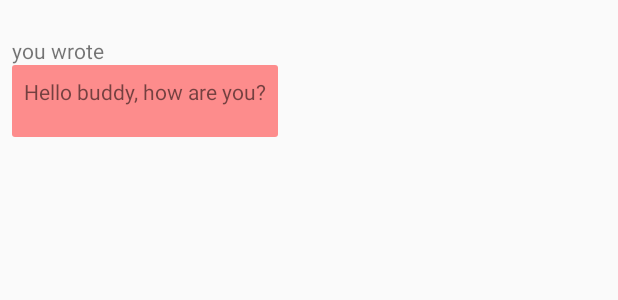
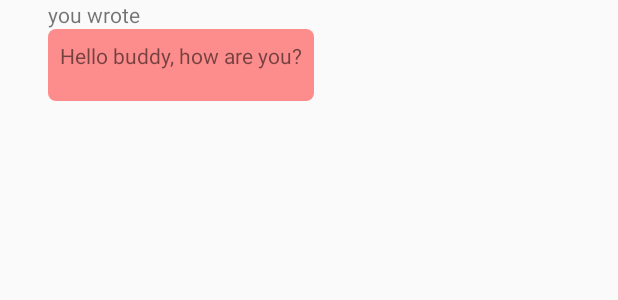
Before and after one commit to nbmaltais/P6-WhereAreThey, an Android app: the layout content_contact_detail.xml on its own in the app's theme, with its tools: preview values and no code run, on a phone screen of 412 x 824 dp. Shown: the top 300 px of the screen. Run offline under Robolectric (Android 15) with nearby library versions, the phone set to English and light mode, and no system bars.

Commit message:
Extracted dimension resources. Added network connection check.

```diff
--- a/app/src/main/AndroidManifest.xml
+++ b/app/src/main/AndroidManifest.xml
@@ -3,6 +3,7 @@
           xmlns:android="http://schemas.android.com/apk/res/android">
 
     <uses-permission android:name="android.permission.INTERNET"/>
+    <uses-permission android:name="android.permission.ACCESS_NETWORK_STATE" />
     <uses-permission android:name="android.permission.GET_ACCOUNTS"/>
     <uses-permission android:name="android.permission.WAKE_LOCK"/>
     <uses-permission android:name="android.permission.READ_CONTACTS" />
--- a/app/src/main/res/drawable/conversation_bubble.xml
+++ b/app/src/main/res/drawable/conversation_bubble.xml
@@ -2,6 +2,6 @@
 <shape xmlns:android="http://schemas.android.com/apk/res/android"
     android:shape="rectangle" >
     <size android:height="48dp" android:width="48dp"/>
-    <corners android:radius="2dp"/>
+    <corners android:radius="5dp"/>
     <solid android:color="@color/conversation_bubble_user"/>
 </shape>
--- a/app/src/main/res/layout/content_contact_detail.xml
+++ b/app/src/main/res/layout/content_contact_detail.xml
@@ -8,7 +8,6 @@
     android:layout_width="match_parent"
     android:layout_height="match_parent"
     android:name="ca.nbsoft.whereareyou.ui.ContactListFragment"
-    android:paddingTop="16dp"
     app:layout_behavior="@string/appbar_scrolling_view_behavior"
     tools:listitem="@layout/item_conversation_message"
     />
--- a/app/src/main/res/layout/fragment_contact_list.xml
+++ b/app/src/main/res/layout/fragment_contact_list.xml
@@ -28,9 +28,8 @@
         android:layout_width="match_parent"
         android:layout_height="match_parent"
         android:name="ca.nbsoft.whereareyou.ui.ContactListFragment"
-        android:paddingStart="16dp"
-        android:paddingEnd="16dp"
         android:paddingTop="16dp"
+        tools:listitem="@layout/item_contact"
         app:layout_behavior="@string/appbar_scrolling_view_behavior"
         />
 
--- a/app/src/main/res/layout/item_conversation_message.xml
+++ b/app/src/main/res/layout/item_conversation_message.xml
@@ -5,20 +5,22 @@
               android:orientation="vertical"
               android:layout_width="match_parent"
               android:layout_height="match_parent"
-              android:padding="8dp"
-              android:minHeight="48dp"
               android:gravity="left">
 
     <TextView
         android:id="@+id/author_view"
         android:layout_width="wrap_content"
         android:layout_height="wrap_content"
+        android:layout_marginLeft="@dimen/item_message_left_margin"
+        android:layout_marginRight="@dimen/item_message_left_margin"
         tools:text="you wrote"/>
     <TextView
         android:id="@+id/message_view"
         android:layout_width="wrap_content"
         android:layout_height="wrap_content"
-        android:padding="8dp"
+        android:layout_marginLeft="@dimen/item_message_left_margin"
+        android:layout_marginRight="@dimen/item_message_left_margin"
+        android:padding="@dimen/conversation_bubble_padding"
         android:background="@drawable/conversation_bubble"
         tools:text="Hello buddy, how are you?"/>
 
--- a/app/src/main/res/values/dimens.xml
+++ b/app/src/main/res/values/dimens.xml
@@ -7,4 +7,11 @@
     <dimen name="app_bar_height">180dp</dimen>
     <dimen name="text_margin">16dp</dimen>
     <dimen name="map_item_height">200dp</dimen>
+    <dimen name="item_message_left_margin">32dp</dimen>
+    <dimen name="map_item_bottom_margin">16dp</dimen>
+    <dimen name="compose_view_elevation">2dp</dimen>
+    <dimen name="conversation_bubble_padding">8dp</dimen>
+    <dimen name="list_item_text_vertical_padding">8dp</dimen>
+    <dimen name="list_item_text_padding_small">4dp</dimen>
+    <dimen name="list_image_size">40dp</dimen>
 </resources>
```
Also changed, not shown: app/src/debug/res/values/google_maps_api.xml (deleted, +0 -21 lines), app/src/main/java/ca/nbsoft/whereareyou/ApiService.java (+10 -1 lines), app/src/main/java/ca/nbsoft/whereareyou/Utility/Utils.java (+11 -0 lines), app/src/main/res/layout/compose_contact_detail.xml (+6 -6 lines), app/src/main/res/layout/content_main.xml (deleted, +0 -16 lines), app/src/main/res/layout/item_contact.xml (+11 -12 lines), app/src/main/res/layout/item_map.xml (+6 -6 lines).
